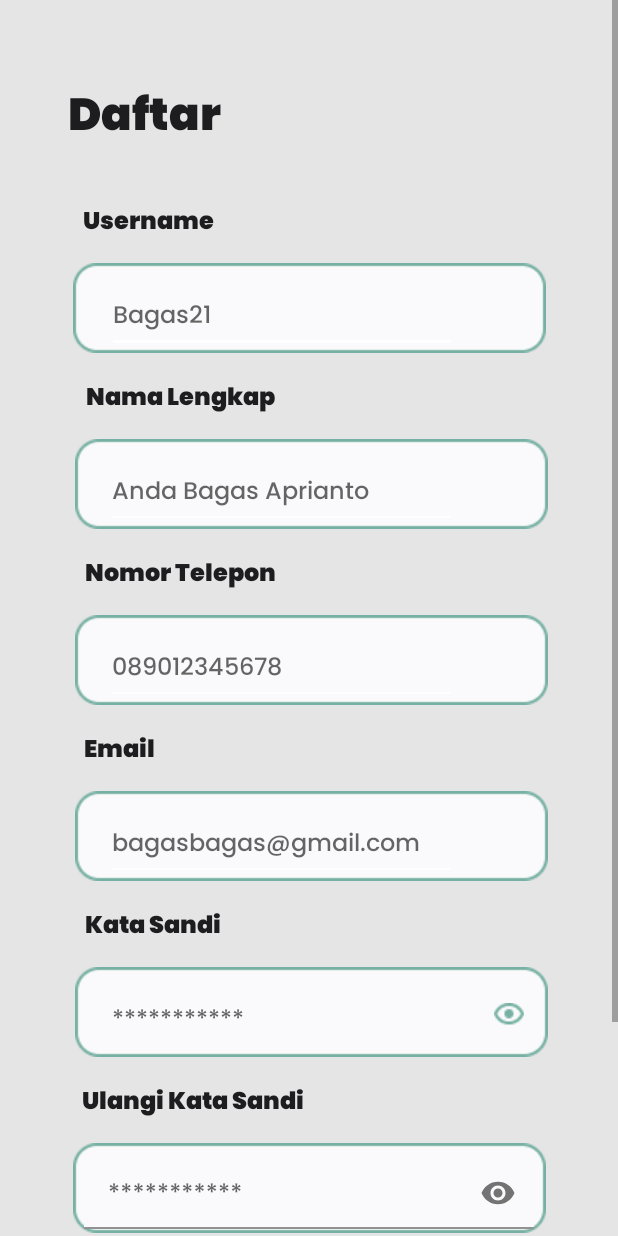
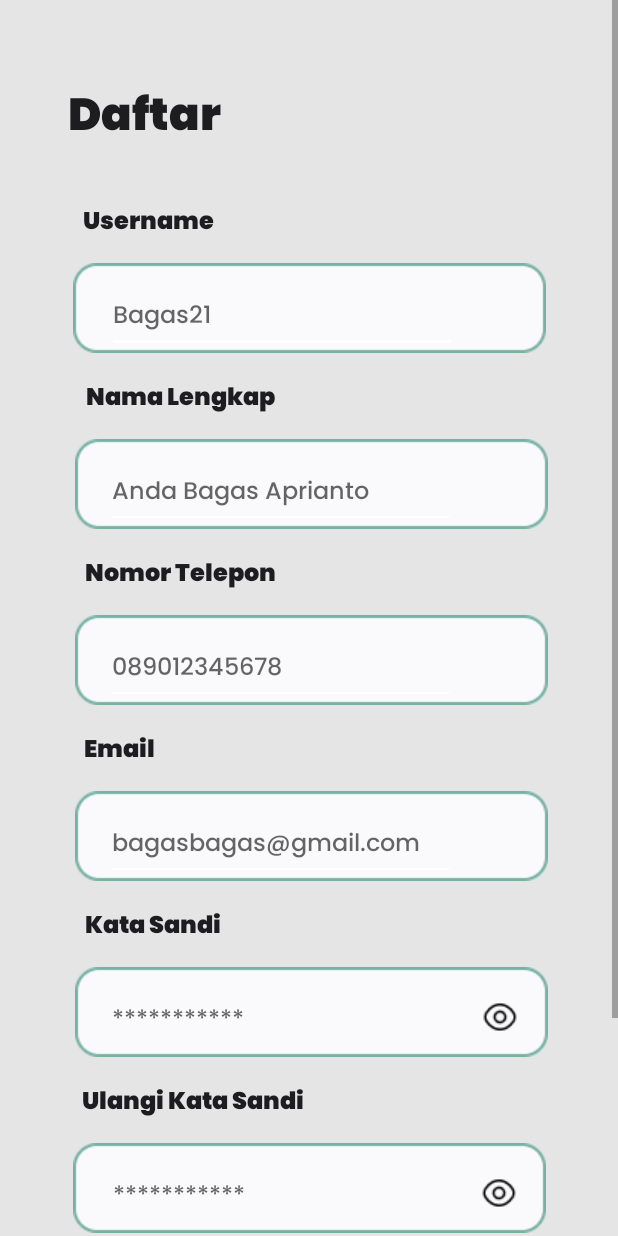
Before and after one commit to NathanDaud123/Apl-Sampah-Internship-RAION, an Android app: the RegistrationPage screen opened directly, with no data from a screen before it, on a phone screen of 412 x 824 dp. Run offline under Robolectric (Android 15) with nearby library versions, the phone set to English and light mode, and no system bars.

Commit message:
Welcoming page : - Ganti font - Nambah font ke project
RegistrationPage :
- Hide password ada 2
- Check box

```diff
--- a/app/src/main/java/user/example/sampah/RegistrationPage.kt
+++ b/app/src/main/java/user/example/sampah/RegistrationPage.kt
@@ -1,22 +1,36 @@
 package user.example.sampah
 
 import android.content.Intent
+import android.media.Image
 import androidx.appcompat.app.AppCompatActivity
 import android.os.Bundle
+import android.text.method.HideReturnsTransformationMethod
+import android.text.method.PasswordTransformationMethod
 import android.view.View
 import android.widget.EditText
+import android.widget.ImageButton
 import android.widget.ImageView
 import android.widget.TextView
 
 class RegistrationPage : AppCompatActivity(), View.OnClickListener {
     private lateinit var MasukButtonpage4 : TextView
 
+    //buat hide password Kata Sandi
+    private lateinit var  kataSandi : EditText
+    private lateinit var hideKataSandi : ImageButton
+    private var showPasswordd = false
+
+    //buat hide password Ulangi Kata Sandi :
+    private lateinit var  ulangiKataSandi : EditText
+    private lateinit var hideUlangiKataSandi : ImageButton
+    private var showPassworddd = false
+
     override fun onCreate(savedInstanceState: Bundle?) {
         super.onCreate(savedInstanceState)
         setContentView(R.layout.activity_main4)
 
+        //intent ke welcoming page
         MasukButtonpage4 = findViewById(R.id.MasukButtonpage4)
-
         MasukButtonpage4.setOnClickListener(this)
 
         //page register button daftar ke daftar page
@@ -26,21 +40,62 @@ class RegistrationPage : AppCompatActivity(), View.OnClickListener {
             startActivity(inten)
         }
 
-        //button hide password
-        var teksKataSandi = findViewById<EditText>(R.id.editTextTextPassword)
-        var hiderKataSandi = findViewById<ImageView>(R.id.hiderKataSandi)
+        //button hide password Kata Sandi
+        hideKataSandi = findViewById(R.id.showPasswordButton)
+        kataSandi = findViewById(R.id.kataSandi)
 
-//        hiderKataSandi.setOnClickListener(
-//            teksKataSandi.text = "wow"
-//        )
+        hideKataSandi.setOnClickListener {
+            if (showPasswordd == true) {
+                showPasswordd = false
+                hideKataSandi.setImageResource(R.drawable.eye)
+                kataSandi.setTransformationMethod(PasswordTransformationMethod.getInstance())
+            } else {
+                showPasswordd = true
+                hideKataSandi.setImageResource(R.drawable.show_password)
+                kataSandi.setTransformationMethod(HideReturnsTransformationMethod.getInstance())
+            }
+        }
+
+        //button hide password ulangi Kata Sandi
+        hideUlangiKataSandi = findViewById(R.id.showPasswordButton2)
+        ulangiKataSandi = findViewById(R.id.kataSandi2)
+
+        hideUlangiKataSandi.setOnClickListener {
+            if (showPassworddd == true) {
+                showPassworddd = false
+                hideUlangiKataSandi.setImageResource(R.drawable.eye)
+                ulangiKataSandi.setTransformationMethod(PasswordTransformationMethod.getInstance())
+            } else {
+                showPassworddd = true
+                hideUlangiKataSandi.setImageResource(R.drawable.show_password)
+                ulangiKataSandi.setTransformationMethod(HideReturnsTransformationMethod.getInstance())
+            }
+        }
+
+        //setuju syarat dan ketentuan
+        var setujuSyaratKetentuan = findViewById<ImageView>(R.id.checkboxSyarat)
+        var setuju = false
+
+        setujuSyaratKetentuan.setOnClickListener {
+            if (setuju == true) {
+                setujuSyaratKetentuan.setImageResource(R.drawable.check_box)
+                setuju = false
+            } else {
+                setujuSyaratKetentuan.setImageResource(R.drawable.check_box_selected)
+                setuju = true
+            }
+        }
+
+
+
 
 
     }
-
+    //intent ke welcoming page
     override fun onClick(p0: View) {
         when(p0.id) {
             R.id.MasukButtonpage4 -> {
-                val intenBiasa = Intent(this@RegistrationPage, WelcomingPage::class.java)
+                val intenBiasa = Intent(this@RegistrationPage, LoginPage::class.java)
                 startActivity(intenBiasa)
             }
 
--- a/app/src/main/java/user/example/sampah/WelcomingPage.kt
+++ b/app/src/main/java/user/example/sampah/WelcomingPage.kt
@@ -4,6 +4,7 @@ import android.content.Intent
 import androidx.appcompat.app.AppCompatActivity
 import android.os.Bundle
 import android.widget.Button
+import android.widget.ImageButton
 import android.widget.ImageView
 import android.widget.TextView
 
@@ -22,10 +23,11 @@ class WelcomingPage : AppCompatActivity() {
         var bulet1 = findViewById<ImageView>(R.id.buletprogress1)
         var bulet2 = findViewById<ImageView>(R.id.buletprogress2)
         var bulet3 = findViewById<ImageView>(R.id.buletprogress3)
+        var tombolGambar = findViewById<ImageButton>(R.id.imageButton)
 
         var itung: Int = 0
 
-        lanjut.setOnClickListener {
+        tombolGambar.setOnClickListener {
             if (itung == 0) {
                 teksganti.text = "Sampah akan diambil oleh kolektor kami sesuai alamat anda."
                 judulganti.text = "Tunggu Kolektor"
--- a/app/src/main/res/layout/activity_main2.xml
+++ b/app/src/main/res/layout/activity_main2.xml
@@ -28,7 +28,7 @@
         android:layout_width="295dp"
         android:layout_height="105dp"
         android:layout_marginTop="16dp"
-        android:fontFamily="@font/rubik_bold"
+        android:fontFamily="@font/rubik"
         android:text="Kamu bisa mengumpulkan sampah yang ada di lingkungan sekitarmu untuk dijual."
         android:textAlignment="center"
         android:textColor="@color/DarkGrey"
--- a/app/src/main/res/layout/activity_main4.xml
+++ b/app/src/main/res/layout/activity_main4.xml
@@ -229,10 +229,13 @@
             android:layout_height="wrap_content"
             android:layout_marginTop="8dp"
             android:layout_marginBottom="16dp"
-            android:text="Sudah punya akun ?                  di sini"
+            android:fontFamily="@font/poppins_medium"
+            android:text="Sudah punya akun ?               di sini"
+            android:textColor="#1D1D1F"
             android:textSize="12sp"
             app:layout_constraintBottom_toBottomOf="parent"
             app:layout_constraintEnd_toEndOf="parent"
+            app:layout_constraintHorizontal_bias="0.497"
             app:layout_constraintStart_toStartOf="parent"
             app:layout_constraintTop_toBottomOf="@+id/imageView18"
             app:layout_constraintVertical_bias="1.0" />
@@ -248,7 +251,7 @@
             android:textStyle="bold"
             app:layout_constraintBottom_toBottomOf="@+id/textView7"
             app:layout_constraintEnd_toEndOf="@+id/textView7"
-            app:layout_constraintHorizontal_bias="0.736"
+            app:layout_constraintHorizontal_bias="0.773"
             app:layout_constraintStart_toStartOf="@+id/textView7"
             app:layout_constraintTop_toTopOf="@+id/textView7"
             app:layout_constraintVertical_bias="0.0" />
@@ -326,7 +329,7 @@
             app:layout_constraintVertical_bias="1.0" />
 
         <ImageView
-            android:id="@+id/imageView46"
+            android:id="@+id/checkboxSyarat"
             android:layout_width="wrap_content"
             android:layout_height="wrap_content"
             android:layout_marginTop="8dp"
@@ -352,7 +355,7 @@
             app:layout_constraintTop_toBottomOf="@+id/imageView45" />
 
         <EditText
-            android:id="@+id/editTextTextPassword"
+            android:id="@+id/kataSandi"
             android:layout_width="wrap_content"
             android:layout_height="wrap_content"
             android:backgroundTint="#FAFAFC"
@@ -370,47 +373,62 @@
             app:layout_constraintVertical_bias="1.0"
             />
 
-        <com.google.android.material.textfield.TextInputLayout
-            android:id="@+id/editTextTextPassword2"
-            android:layout_width="300dp"
-            android:layout_height="48dp"
-            android:layout_marginStart="4dp"
-            android:layout_marginBottom="5dp"
+        <EditText
+            android:id="@+id/kataSandi2"
+            android:layout_width="wrap_content"
+            android:layout_height="wrap_content"
             android:backgroundTint="#FAFAFC"
             android:ems="10"
+            android:fontFamily="@font/poppins_medium"
+            android:hint="***********"
+            android:inputType="textPassword"
+            android:textColor="@color/MediumGrey"
+            android:textSize="16sp"
             app:layout_constraintBottom_toTopOf="@+id/textView9"
             app:layout_constraintEnd_toEndOf="@+id/imageView45"
-            app:layout_constraintHorizontal_bias="0.323"
+            app:layout_constraintHorizontal_bias="0.28"
             app:layout_constraintStart_toStartOf="@+id/imageView45"
             app:layout_constraintTop_toTopOf="@+id/imageView45"
-            app:layout_constraintVertical_bias="0.636"
-            app:passwordToggleEnabled="true"
-            >
-
-            <com.google.android.material.textfield.TextInputEditText
-                android:layout_width="match_parent"
-                android:layout_height="match_parent"
-                android:backgroundTint="#FAFAFC"
-                android:fontFamily="@font/poppins_medium"
-                android:foregroundTint="@android:color/white"
-                android:hint="***********"
-                android:inputType="textPassword"
-                android:textColor="@color/MediumGrey"
-                android:textSize="16sp" />
-
-
-        </com.google.android.material.textfield.TextInputLayout>
+            app:layout_constraintVertical_bias="0.6" />
 
         <ImageView
             android:id="@+id/hiderKataSandi"
-            android:layout_width="wrap_content"
-            android:layout_height="wrap_content"
+            android:layout_width="0dp"
+            android:layout_height="0dp"
             android:layout_marginTop="24dp"
             android:layout_marginEnd="16dp"
             app:layout_constraintEnd_toEndOf="@+id/imageView14"
             app:layout_constraintTop_toTopOf="@+id/imageView14"
             app:srcCompat="@drawable/buka" />
 
+        <ImageButton
+            android:id="@+id/showPasswordButton"
+            android:layout_width="wrap_content"
+            android:layout_height="wrap_content"
+            android:backgroundTint="#FAFAFC"
+            app:layout_constraintBottom_toBottomOf="@+id/imageView14"
+            app:layout_constraintEnd_toEndOf="@+id/imageView14"
+            app:layout_constraintHorizontal_bias="0.97"
+            app:layout_constraintStart_toStartOf="@+id/imageView14"
+            app:layout_constraintTop_toTopOf="@+id/imageView14"
+            app:layout_constraintVertical_bias="0.705"
+            app:srcCompat="@drawable/eye"
+            app:tint="@color/black" />
+
+        <ImageButton
+            android:id="@+id/showPasswordButton2"
+            android:layout_width="wrap_content"
+            android:layout_height="wrap_content"
+            android:backgroundTint="#FAFAFC"
+            app:layout_constraintBottom_toBottomOf="@+id/imageView45"
+            app:layout_constraintEnd_toEndOf="@+id/imageView45"
+            app:layout_constraintHorizontal_bias="0.973"
+            app:layout_constraintStart_toStartOf="@+id/imageView45"
+            app:layout_constraintTop_toTopOf="@+id/imageView45"
+            app:layout_constraintVertical_bias="0.705"
+            app:srcCompat="@drawable/eye"
+            app:tint="@color/black" />
+
 
     </androidx.constraintlayout.widget.ConstraintLayout>
 </ScrollView>
```
Also changed, not shown: app/src/main/res/drawable/check_box_selected.png (added), app/src/main/res/drawable/eye.png (added), app/src/main/res/drawable/show_password.png (added), app/src/main/res/font/rubik.ttf (added).
